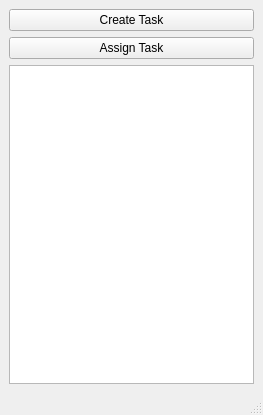
F1l14/Software-Engineering-2025, file ui/8_Tasks/TasksScreen.ui: the form before one commit.
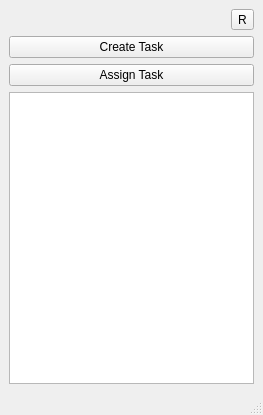
The form after the commit.

Commit message: New: Usecase 8 Tasks completed

Patch:
```diff
--- a/ui/8_Tasks/TasksScreen.ui
+++ b/ui/8_Tasks/TasksScreen.ui
@@ -15,20 +15,27 @@
   </property>
   <widget class="QWidget" name="centralwidget">
    <layout class="QGridLayout" name="gridLayout">
-    <item row="2" column="0">
+    <item row="3" column="0">
+     <widget class="QPushButton" name="assign_task_button">
+      <property name="text">
+       <string>Assign Task</string>
+      </property>
+     </widget>
+    </item>
+    <item row="4" column="0">
      <widget class="QListWidget" name="listWidget"/>
     </item>
-    <item row="0" column="0">
+    <item row="2" column="0">
      <widget class="QPushButton" name="create_button">
       <property name="text">
        <string>Create Task</string>
       </property>
      </widget>
     </item>
-    <item row="1" column="0">
-     <widget class="QPushButton" name="assign_task_button">
+    <item row="1" column="0" alignment="Qt::AlignmentFlag::AlignRight">
+     <widget class="QToolButton" name="refresh_button">
       <property name="text">
-       <string>Assign Task</string>
+       <string>R</string>
       </property>
      </widget>
     </item>
```
The commit also changes 3 other files.
